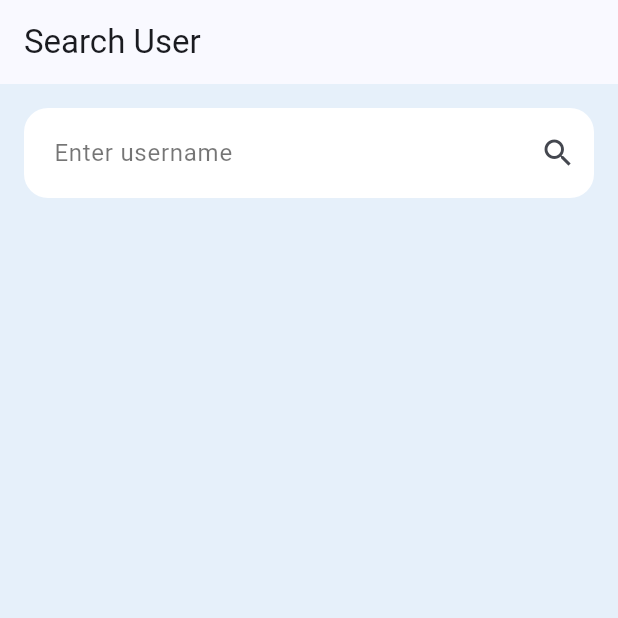
After one commit to NurislamAiu/telegram-clone, a Flutter app: the SearchScreen screen opened by its route, on a phone screen of 412 x 824 dp, the top half of it. The commit adds this screen. Run offline on Flutter 3.47's test engine with Material 3 defaults, Android fonts, the phone set to English and light mode, and no system bars; our stand-ins replace cloud_firestore, firebase_core, flutter_dotenv, go_router, shared_preferences; missing offline and left inert: encrypt; accounts and stored records are empty.

Commit message:
chat model, msg model working

```diff
--- a/lib/models/chat_model.dart
+++ b/lib/models/chat_model.dart
@@ -0,0 +1,33 @@
+import 'package:cloud_firestore/cloud_firestore.dart';
+
+class ChatModel {
+  final String id;
+  final List<String> participants;
+  final String lastMessage;
+  final DateTime updatedAt;
+
+  ChatModel({
+    required this.id,
+    required this.participants,
+    required this.lastMessage,
+    required this.updatedAt,
+  });
+
+  factory ChatModel.fromMap(Map<String, dynamic> map, String id) {
+    final timestamp = map['updatedAt'];
+    return ChatModel(
+      id: id,
+      participants: List<String>.from(map['participants']),
+      lastMessage: map['lastMessage'] ?? '',
+      updatedAt: timestamp is Timestamp ? timestamp.toDate() : DateTime.now(),
+    );
+  }
+
+  Map<String, dynamic> toMap() {
+    return {
+      'participants': participants,
+      'lastMessage': lastMessage,
+      'updatedAt': Timestamp.fromDate(updatedAt),
+    };
+  }
+}
--- a/lib/screens/auth/login_screen.dart
+++ b/lib/screens/auth/login_screen.dart
@@ -22,7 +22,7 @@ class _LoginScreenState extends State<LoginScreen> {
   @override
   Widget build(BuildContext context) {
     return Scaffold(
-      backgroundColor: const Color(0xFFE6F0FA),
+      backgroundColor: const Color(0xFF272525),
       body: Stack(
         children: [
           _buildForm(context),
@@ -56,7 +56,7 @@ class _LoginScreenState extends State<LoginScreen> {
           child: Column(
             mainAxisSize: MainAxisSize.min,
             children: [
-              const Icon(Icons.lock_outline, size: 64, color: Colors.blueAccent),
+              const Icon(Icons.lock_outline, size: 64, color: Color(0xFF272525)),
               const SizedBox(height: 16),
               Text("Welcome Back", style: Theme.of(context).textTheme.headlineSmall?.copyWith(fontWeight: FontWeight.bold)),
               const SizedBox(height: 8),
--- a/lib/screens/auth/register_screen.dart
+++ b/lib/screens/auth/register_screen.dart
@@ -23,7 +23,7 @@ class _RegisterScreenState extends State<RegisterScreen> {
   @override
   Widget build(BuildContext context) {
     return Scaffold(
-      backgroundColor: const Color(0xFFE6F0FA),
+      backgroundColor: const Color(0xFF272525),
       body: Stack(
         children: [
           _buildForm(context),
@@ -57,7 +57,7 @@ class _RegisterScreenState extends State<RegisterScreen> {
           child: Column(
             mainAxisSize: MainAxisSize.min,
             children: [
-              const Icon(Icons.person_add_alt_1, size: 64, color: Colors.blueAccent),
+              const Icon(Icons.person_add_alt_1, size: 64, color: Color(0xFF272525)),
               const SizedBox(height: 16),
               Text("Create Account", style: Theme.of(context).textTheme.headlineSmall?.copyWith(fontWeight: FontWeight.bold)),
               const SizedBox(height: 8),
--- a/lib/screens/auth/widgets/custom_text_field.dart
+++ b/lib/screens/auth/widgets/custom_text_field.dart
@@ -21,7 +21,7 @@ class CustomTextField extends StatelessWidget {
       obscureText: obscureText,
       style: const TextStyle(fontSize: 16),
       decoration: InputDecoration(
-        prefixIcon: Icon(icon, color: Colors.blueAccent),
+        prefixIcon: Icon(icon, color: Color(0xFF272525)),
         hintText: hintText,
         filled: true,
         fillColor: Colors.white,
--- a/lib/screens/auth/widgets/gradient_button.dart
+++ b/lib/screens/auth/widgets/gradient_button.dart
@@ -22,7 +22,7 @@ class GradientButton extends StatelessWidget {
           padding: const EdgeInsets.symmetric(vertical: 16),
           decoration: BoxDecoration(
             gradient: const LinearGradient(
-              colors: [Color(0xFF448AFF), Color(0xFF82B1FF)],
+              colors: [Color(0xFF272525), Color(0xFF272525)],
               begin: Alignment.topLeft,
               end: Alignment.bottomRight,
             ),
--- a/lib/screens/auth/widgets/switch_auth_text.dart
+++ b/lib/screens/auth/widgets/switch_auth_text.dart
@@ -24,7 +24,7 @@ class SwitchAuthText extends StatelessWidget {
             TextSpan(
               text: actionText,
               style: const TextStyle(
-                color: Colors.blueAccent,
+                color: Color(0xFF272525),
                 fontWeight: FontWeight.bold,
               ),
             ),
--- /dev/null
+++ b/lib/screens/search/search_screen.dart
@@ -0,0 +1,97 @@
+import 'package:flutter/material.dart';
+import 'package:go_router/go_router.dart';
+import 'package:provider/provider.dart';
+
+import '../../../models/user_model.dart';
+import '../../../providers/auth_provider.dart';
+import '../../../services/chat_service.dart';
+import '../../../services/user_service.dart';
+
+class SearchScreen extends StatefulWidget {
+  const SearchScreen({super.key});
+
+  @override
+  State<SearchScreen> createState() => _SearchScreenState();
+}
+
+class _SearchScreenState extends State<SearchScreen> {
+  final _controller = TextEditingController();
+  UserModel? _foundUser;
+  bool _loading = false;
+  String? _error;
+
+  Future<void> _search() async {
+    final username = _controller.text.trim();
+    if (username.isEmpty) return;
+
+    setState(() {
+      _loading = true;
+      _error = null;
+      _foundUser = null;
+    });
+
+    final currentUsername = context.read<AuthProvider>().user?.username;
+    if (username == currentUsername) {
+      setState(() {
+        _loading = false;
+        _error = "You can't chat with yourself";
+      });
+      return;
+    }
+
+    final user = await UserService().searchByUsername(username);
+    setState(() {
+      _loading = false;
+      if (user != null) {
+        _foundUser = user;
+      } else {
+        _error = "User not found";
+      }
+    });
+  }
+
+  void _startChat(UserModel other) async {
+    final current = context.read<AuthProvider>().user!;
+    final chatId = ChatService.generateChatId(current.username, other.username);
+    await ChatService().createChatIfNotExists(current.username, other.username);
+    if (!mounted) return;
+    context.go('/chat/$chatId', extra: {
+      'chatId': chatId,
+      'otherUsername': other.username,
+    });
+  }
+
+  @override
+  Widget build(BuildContext context) {
+    return Scaffold(
+      appBar: AppBar(title: const Text("Search User")),
+      body: Padding(
+        padding: const EdgeInsets.all(16),
+        child: Column(
+          children: [
+            TextField(
+              controller: _controller,
+              decoration: const InputDecoration(
+                hintText: "Enter username",
+                suffixIcon: Icon(Icons.search),
+              ),
+              onSubmitted: (_) => _search(),
+            ),
+            const SizedBox(height: 16),
+            if (_loading) const CircularProgressIndicator(),
+            if (_error != null) Text(_error!, style: const TextStyle(color: Colors.red)),
+            if (_foundUser != null)
+              ListTile(
+                leading: const CircleAvatar(child: Icon(Icons.person)),
+                title: Text(_foundUser!.username),
+                trailing: ElevatedButton(
+                  child: const Text("Chat"),
+                  onPressed: () => _startChat(_foundUser!),
+                ),
+              )
+          ],
+        ),
+      ),
+    );
+  }
+}
```
Also changed, not shown: lib/app/router/app_router.dart (+12 -5 lines), lib/models/message_model.dart (+14 -4 lines), lib/screens/chat/chat_screen.dart (+54 -36 lines), lib/screens/home/home_screen.dart (+56 -40 lines), lib/services/chat_service.dart (+62 -16 lines), lib/services/user_service.dart (+9 -51 lines).
